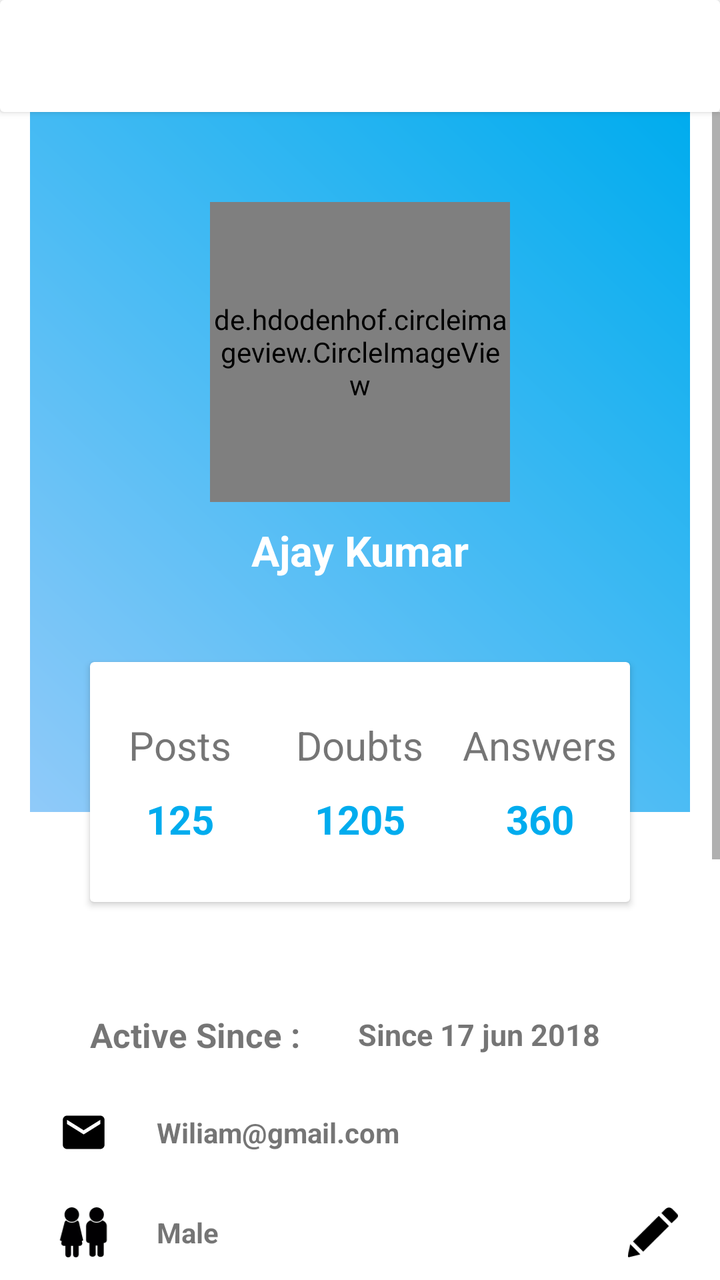
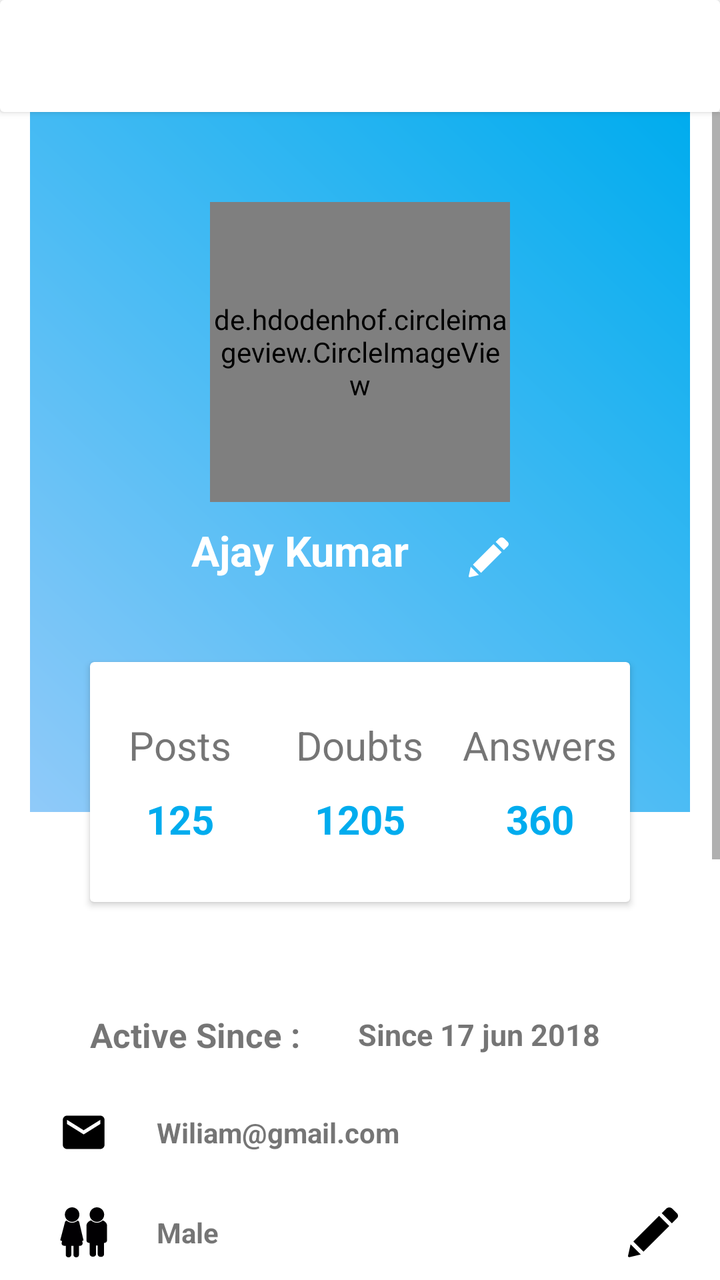

Two renders of the same Android screen: before a commit and after it. Below are the layout's source before the change and the commit's diff.
<!-- AndroidManifest.xml: application theme AppTheme -->
<!-- res/layout/activity_profile.xml -->
<?xml version="1.0" encoding="utf-8"?>
<LinearLayout xmlns:android="http://schemas.android.com/apk/res/android"
    xmlns:app="http://schemas.android.com/apk/res-auto"
    xmlns:tools="http://schemas.android.com/tools"
    android:layout_width="match_parent"
    android:layout_height="match_parent"
    android:background="@color/white"
    android:orientation="vertical"
    tools:context=".Profile">

    <include layout="@layout/toolbar_main" />

    <android.support.v4.widget.NestedScrollView
        android:layout_width="match_parent"
        android:layout_height="wrap_content"
        android:scrollbars="vertical">

        <LinearLayout
            android:layout_width="match_parent"
            android:layout_height="wrap_content"
            android:orientation="vertical">

            <LinearLayout
                android:layout_width="match_parent"
                android:layout_height="wrap_content"
                android:layout_marginBottom="15dp"
                android:orientation="vertical">

                <RelativeLayout
                    android:layout_width="match_parent"
                    android:layout_height="405dp"
                    android:paddingStart="15dp"
                    android:paddingEnd="15dp">

                    <LinearLayout
                        android:layout_width="match_parent"
                        android:layout_height="350dp"
                        android:background="@drawable/gradientbackground"
                        android:orientation="vertical">

                        <de.hdodenhof.circleimageview.CircleImageView
                            android:id="@+id/iv_profile_image"
                            android:layout_width="150dp"
                            android:layout_height="150dp"
                            android:layout_alignParentTop="true"
                            android:layout_centerHorizontal="true"
                            android:layout_gravity="center_horizontal"
                            android:layout_marginTop="45dp"
                            android:src="@drawable/ic_boy"
                            app:civ_border_color="@color/smalldarkgrey"
                            app:civ_border_width="0.5dp" />

                        <TextView
                            android:id="@+id/tv_name"
                            android:layout_width="wrap_content"
                            android:layout_height="wrap_content"
                            android:layout_gravity="center_horizontal"
                            android:layout_marginTop="10dp"
                            android:text="Ajay Kumar"
                            android:textColor="#fff"
                            android:textSize="21sp"
                            android:textStyle="bold" />
                    </LinearLayout>

                    <android.support.v7.widget.CardView
                        android:layout_width="match_parent"
                        android:layout_height="120dp"
                        android:layout_centerHorizontal="true"
                        android:layout_marginStart="30dp"
                        android:layout_marginTop="275dp"
                        android:layout_marginEnd="30dp"
                        android:background="@color/white">

                        <LinearLayout
                            android:layout_width="match_parent"
                            android:layout_height="match_parent"
                            android:orientation="horizontal"
                            android:weightSum="3">

                            <LinearLayout
                                android:layout_width="0dp"
                                android:layout_height="match_parent"
                                android:layout_weight="1"
                                android:gravity="center"
                                android:orientation="vertical">

                                <TextView
                                    android:layout_width="wrap_content"
                                    android:layout_height="wrap_content"
                                    android:text="Posts"
                                    android:textSize="20sp" />

                                <TextView
                                    android:id="@+id/tv_posts"
                                    android:layout_width="wrap_content"
                                    android:layout_height="wrap_content"
                                    android:paddingTop="10dp"
                                    android:text="125"
                                    android:textColor="@color/colorPrimary"
                                    android:textSize="20sp"
                                    android:textStyle="bold" />

                            </LinearLayout>

                            <LinearLayout
                                android:layout_width="0dp"
                                android:layout_height="match_parent"
                                android:layout_weight="1"
                                android:gravity="center"
                                android:orientation="vertical">

                                <TextView
                                    android:layout_width="wrap_content"
                                    android:layout_height="wrap_content"
                                    android:text="Doubts"
                                    android:textSize="20sp" />

                                <TextView
                                    android:id="@+id/tv_doubts"
                                    android:layout_width="wrap_content"
                                    android:layout_height="wrap_content"
                                    android:paddingTop="10dp"
                                    android:text="1205"
                                    android:textColor="@color/colorPrimary"
                                    android:textSize="20sp"
                                    android:textStyle="bold" />

                            </LinearLayout>

                            <LinearLayout
                                android:layout_width="0dp"
                                android:layout_height="match_parent"
                                android:layout_weight="1"
                                android:gravity="center"
                                android:orientation="vertical">

                                <TextView
                                    android:layout_width="wrap_content"
                                    android:layout_height="wrap_content"
                                    android:text="Answers"
                                    android:textSize="20sp" />

                                <TextView
                                    android:id="@+id/tv_answers"
                                    android:layout_width="wrap_content"
                                    android:layout_height="wrap_content"
                                    android:paddingTop="10dp"
                                    android:text="360"
                                    android:textColor="@color/colorPrimary"
                                    android:textSize="20sp"
                                    android:textStyle="bold" />

                            </LinearLayout>
                        </LinearLayout>

                    </android.support.v7.widget.CardView>
                </RelativeLayout>

                <LinearLayout
                    android:layout_width="360dp"
                    android:layout_height="wrap_content"
                    android:layout_gravity="center"
                    android:layout_marginTop="45dp"

                    android:orientation="vertical">

                    <LinearLayout
                        android:layout_width="match_parent"
                        android:layout_height="wrap_content"
                        android:orientation="horizontal"
                        android:paddingLeft="25dp">

                        <TextView
                            android:layout_width="0dp"
                            android:layout_height="wrap_content"
                            android:layout_weight="0.4"
                            android:paddingLeft="20dp"
                            android:text="Active Since : "
                            android:textSize="17sp"
                            android:textStyle="bold" />

                        <TextView
                            android:id="@+id/tv_active_since"
                            android:layout_width="0dp"
                            android:layout_height="wrap_content"
                            android:layout_gravity="center_vertical"
                            android:layout_weight="0.6"
                            android:paddingLeft="20dp"
                            android:text="Since 17 jun 2018"
                            android:textSize="15sp"
                            android:textStyle="bold" />
                    </LinearLayout>

                    <LinearLayout
                        android:layout_width="match_parent"
                        android:layout_height="wrap_content"
                        android:layout_marginTop="25dp"
                        android:orientation="horizontal"
                        android:paddingLeft="25dp">

                        <ImageView
                            android:layout_width="0dp"
                            android:layout_weight="0.1"
                            android:layout_height="25dp"
                            android:src="@drawable/ic_email_black_24dp" />

                        <TextView
                            android:id="@+id/tv_email"
                            android:layout_width="0dp"
                            android:layout_weight="0.9"
                            android:layout_height="wrap_content"
                            android:layout_gravity="center_vertical"
                            android:paddingLeft="20dp"
                            android:text="Wiliam@gmail.com"
                            android:textStyle="bold" />
                    </LinearLayout>

                    <LinearLayout
                        android:layout_width="match_parent"
                        android:layout_height="wrap_content"
                        android:layout_marginTop="25dp"
                        android:orientation="horizontal"
                        android:paddingLeft="25dp">

                        <ImageView
                            android:layout_width="0dp"
                            android:layout_weight="0.1"
                            android:layout_height="25dp"
                            android:src="@drawable/ic_002_male_and_female_avatars" />

                        <TextView
                            android:id="@+id/tv_gender"
                            android:layout_width="0dp"
                            android:layout_weight="0.7"
                            android:layout_height="wrap_content"
                            android:layout_gravity="center_vertical"
                            android:paddingLeft="20dp"
                            android:paddingEnd="20dp"
                            android:text="Male"
                            android:textStyle="bold" />
                        <ImageView
                            android:id="@+id/edit_gender"
                            android:layout_width="0dp"
                            android:layout_weight="0.2"
                            android:layout_height="25dp"
                            android:src="@drawable/ic_pencil_edit_button"/>
                    </LinearLayout>

                    <LinearLayout
                        android:layout_width="match_parent"
                        android:layout_height="wrap_content"
                        android:layout_marginTop="25dp"
                        android:orientation="horizontal"
                        android:paddingLeft="25dp">

                        <ImageView
                            android:layout_width="0dp"
                            android:layout_weight="0.1"
                            android:layout_height="25dp"
                            android:src="@drawable/ic_003_engineer" />

                        <TextView
                            android:id="@+id/tv_branch"
                            android:layout_width="0dp"
                            android:layout_weight="0.7"
                            android:layout_height="wrap_content"
                            android:layout_gravity="center_vertical"
                            android:paddingLeft="20dp"
                            android:paddingEnd="20dp"
                            android:text="Branch"
                            android:textStyle="bold" />
                        <ImageView
                            android:id="@+id/edit_branch"
                            android:layout_width="0dp"
                            android:layout_weight="0.2"
                            android:layout_height="25dp"
                            android:src="@drawable/ic_pencil_edit_button"/>
                    </LinearLayout>

                    <LinearLayout
                        android:layout_width="match_parent"
                        android:layout_height="wrap_content"
                        android:layout_marginTop="25dp"
                        android:orientation="horizontal"
                        android:paddingLeft="25dp">

                        <ImageView
                            android:layout_width="0dp"
                            android:layout_weight="0.1"
                            android:layout_height="25dp"
                            android:src="@drawable/ic_004_gears" />

                        <TextView
                            android:id="@+id/tv_semester"
                            android:layout_width="0dp"
                            android:layout_weight="0.7"
                            android:layout_height="wrap_content"
                            android:layout_gravity="center_vertical"
                            android:paddingLeft="20dp"
                            android:paddingEnd="20dp"
                            android:text="Semseter"
                            android:textStyle="bold" />

                        <ImageView
                            android:id="@+id/edit_semester"
                            android:layout_width="0dp"
                            android:layout_weight="0.2"
                            android:layout_height="25dp"
                            android:src="@drawable/ic_pencil_edit_button"/>
                    </LinearLayout>

                    <LinearLayout
                        android:layout_width="match_parent"
                        android:layout_height="wrap_content"
                        android:layout_marginTop="25dp"
                        android:orientation="horizontal"
                        android:paddingLeft="25dp">

                        <ImageView
                            android:layout_width="0dp"
                            android:layout_weight="0.1"
                            android:layout_height="25dp"
                            android:src="@drawable/ic_005_graduate_student_avatar" />

                        <TextView
                            android:id="@+id/tv_college"
                            android:layout_width="0dp"
                            android:layout_weight="0.7"
                            android:layout_height="wrap_content"
                            android:layout_gravity="center_vertical"
                            android:paddingLeft="20dp"
                            android:paddingEnd="20dp"
                            android:text="College"
                            android:textStyle="bold" />

                        <ImageView
                            android:id="@+id/edit_college"
                            android:layout_width="0dp"
                            android:layout_weight="0.2"
                            android:layout_height="25dp"
                            android:src="@drawable/ic_pencil_edit_button"/>
                    </LinearLayout>

                    <LinearLayout
                        android:layout_width="match_parent"
                        android:layout_height="wrap_content"
                        android:layout_marginTop="25dp"
                        android:orientation="horizontal"
                        android:paddingLeft="25dp">

                        <ImageView
                            android:layout_width="0dp"
                            android:layout_weight="0.1"
                            android:layout_height="25dp"
                            android:src="@drawable/ic_006_college_graduation" />

                        <TextView
                            android:id="@+id/tv_university"
                            android:layout_width="0dp"
                            android:layout_weight="0.7"
                            android:layout_height="wrap_content"
                            android:layout_gravity="center_vertical"
                            android:paddingLeft="20dp"
                            android:paddingEnd="20dp"
                            android:text="University"
                            android:textStyle="bold" />
                        <ImageView
                            android:id="@+id/edit_university"
                            android:layout_width="0dp"
                            android:layout_weight="0.2"
                            android:layout_height="25dp"
                            android:src="@drawable/ic_pencil_edit_button"/>
                    </LinearLayout>
                </LinearLayout>
            </LinearLayout>

            <LinearLayout
                android:layout_width="match_parent"
                android:layout_height="wrap_content"
                android:orientation="vertical">
                <View
                    android:layout_width="match_parent"
                    android:layout_height="0.8dp"
                    android:background="@color/lightgrey1" />
                <TextView
                    android:id="@+id/tv_my_posts"
                    android:layout_marginTop="5dp"
                    android:paddingStart="10dp"
                    android:layout_marginBottom="5dp"
                    android:layout_width="match_parent"
                    android:layout_height="wrap_content"
                    android:text="My Posts"
                    android:textSize="20sp"
                    android:textColor="@color/colorPrimary"
                    android:textStyle="bold"/>
                <View
                    android:layout_width="match_parent"
                    android:layout_height="0.8dp"
                    android:background="@color/lightgrey1" />
                <android.support.v7.widget.RecyclerView
                    android:background="@color/smalldarkgrey"
                    android:id="@+id/recyclerView_profile"
                    android:layout_width="match_parent"
                    android:layout_height="wrap_content" />
                <ProgressBar
                    android:id="@+id/progress_bar_profile"
                    android:layout_width="match_parent"
                    android:layout_height="wrap_content" />
                <View
                    android:layout_width="match_parent"
                    android:layout_height="0.8dp"
                    android:background="@color/lightgrey1" />
                <TextView
                    android:id="@+id/tv_my_posts_doubts"
                    android:layout_marginTop="5dp"
                    android:paddingStart="10dp"
                    android:layout_marginBottom="5dp"
                    android:layout_width="match_parent"
                    android:layout_height="wrap_content"
                    android:text="My Doubts"
                    android:textSize="20sp"
                    android:textColor="@color/colorPrimary"
                    android:textStyle="bold"/>
                <View
                    android:layout_width="match_parent"
                    android:layout_height="0.8dp"
                    android:background="@color/lightgrey1" />
                <android.support.v7.widget.RecyclerView
                    android:background="@color/smalldarkgrey"
                    android:id="@+id/recyclerView_profile_doubts"
                    android:layout_width="match_parent"
                    android:layout_height="wrap_content" />
            </LinearLayout>
        </LinearLayout>
    </android.support.v4.widget.NestedScrollView>
</LinearLayout>
<!-- res/layout/toolbar_main.xml (included above) -->
<android.support.v7.widget.CardView android:layout_width="match_parent"
    android:layout_height="?attr/actionBarSize"
    android:elevation="10dp"
    xmlns:android="http://schemas.android.com/apk/res/android">

    <android.support.v7.widget.Toolbar
        android:id="@+id/toolbar_main"
        android:layout_width="match_parent"
        android:layout_height="match_parent" />
</android.support.v7.widget.CardView>
<!-- resources referenced by this layout -->
<resources>
  <color name="colorPrimary">#00acee</color>
  <color name="lightgrey1">#e0e0e0</color>
  <color name="smalldarkgrey">#d0d0d0</color>
  <color name="white">#ffffff</color>
  <!-- drawable gradientbackground (drawable) -->
  <?xml version="1.0" encoding="utf-8"?>
  <shape xmlns:android="http://schemas.android.com/apk/res/android">
      <gradient android:angle="45"
          android:startColor="@color/lightenblue"
          android:endColor="@color/colorPrimary"
          />
  
  </shape>
  <!-- drawable ic_email_black_24dp (drawable) -->
  <vector xmlns:android="http://schemas.android.com/apk/res/android"
          android:width="24dp"
          android:height="24dp"
          android:viewportWidth="24.0"
          android:viewportHeight="24.0">
      <path
          android:fillColor="#FF000000"
          android:pathData="M20,4L4,4c-1.1,0 -1.99,0.9 -1.99,2L2,18c0,1.1 0.9,2 2,2h16c1.1,0 2,-0.9 2,-2L22,6c0,-1.1 -0.9,-2 -2,-2zM20,8l-8,5 -8,-5L4,6l8,5 8,-5v2z"/>
  </vector>
  <!-- drawable ic_pencil_edit_button (drawable) -->
  <vector android:height="24dp" android:viewportHeight="528.899"
      android:viewportWidth="528.899" android:width="24dp" xmlns:android="http://schemas.android.com/apk/res/android">
      <path android:fillColor="#FF000000" android:pathData="M328.883,89.125l107.59,107.589l-272.34,272.34L56.604,361.465L328.883,89.125zM518.113,63.177l-47.981,-47.981c-18.543,-18.543 -48.653,-18.543 -67.259,0l-45.961,45.961l107.59,107.59l53.611,-53.611C532.495,100.753 532.495,77.559 518.113,63.177zM0.3,512.69c-1.958,8.812 5.998,16.708 14.811,14.565l119.891,-29.069L27.473,390.597L0.3,512.69z"/>
  </vector>
  <style name="AppTheme" parent="Theme.AppCompat.Light.NoActionBar">
          
          <item name="colorPrimary">@color/colorPrimary</item>
          <item name="colorPrimaryDark">@color/colorPrimaryDark</item>
          <item name="colorAccent">@color/colorAccent</item>
      </style>
  <color name="lightenblue">#90caf9</color>
  <color name="colorPrimaryDark">#00acee</color>
  <color name="colorAccent">#D81B60</color>
  <!-- unchanged entries left out for length: 6 -->
</resources>

<!-- the commit's change to res/layout/activity_profile.xml (unified diff, before → after) -->
@@ -37,7 +37,6 @@
                         android:layout_height="350dp"
                         android:background="@drawable/gradientbackground"
                         android:orientation="vertical">
-
                         <de.hdodenhof.circleimageview.CircleImageView
                             android:id="@+id/iv_profile_image"
                             android:layout_width="150dp"
@@ -49,17 +48,31 @@
                             android:src="@drawable/ic_boy"
                             app:civ_border_color="@color/smalldarkgrey"
                             app:civ_border_width="0.5dp" />
-
+                        <LinearLayout
+                            android:layout_width="wrap_content"
+                            android:layout_height="wrap_content"
+                            android:layout_marginTop="10dp"
+                            android:layout_gravity="center_horizontal"
+                            android:orientation="horizontal">
                         <TextView
                             android:id="@+id/tv_name"
                             android:layout_width="wrap_content"
                             android:layout_height="wrap_content"
-                            android:layout_gravity="center_horizontal"
-                            android:layout_marginTop="10dp"
                             android:text="Ajay Kumar"
                             android:textColor="#fff"
                             android:textSize="21sp"
-                            android:textStyle="bold" />
+                            android:layout_marginRight="20dp"
+                            android:textStyle="bold" />
+                            <ImageView
+                                android:id="@+id/edit_name"
+                                android:layout_width="40dp"
+                                android:layout_height="40dp"
+                                android:paddingStart="10dp"
+                                android:paddingEnd="10dp"
+                                android:paddingTop="5dp"
+                                android:paddingBottom="10dp"
+                                android:src="@drawable/ic_pencil_edit_button_color_white"/>
+                        </LinearLayout>
                     </LinearLayout>
 
                     <android.support.v7.widget.CardView
<!-- resource entries referenced after the edit -->
@@ -28,6 +28,11 @@
       android:viewportWidth="528.899" android:width="24dp" xmlns:android="http://schemas.android.com/apk/res/android">
       <path android:fillColor="#FF000000" android:pathData="M328.883,89.125l107.59,107.589l-272.34,272.34L56.604,361.465L328.883,89.125zM518.113,63.177l-47.981,-47.981c-18.543,-18.543 -48.653,-18.543 -67.259,0l-45.961,45.961l107.59,107.59l53.611,-53.611C532.495,100.753 532.495,77.559 518.113,63.177zM0.3,512.69c-1.958,8.812 5.998,16.708 14.811,14.565l119.891,-29.069L27.473,390.597L0.3,512.69z"/>
   </vector>
+  <!-- drawable ic_pencil_edit_button_color_white (drawable) -->
+  <vector android:height="24dp" android:viewportHeight="528.899"
+      android:viewportWidth="528.899" android:width="24dp" xmlns:android="http://schemas.android.com/apk/res/android">
+      <path android:fillColor="@color/white" android:pathData="M328.883,89.125l107.59,107.589l-272.34,272.34L56.604,361.465L328.883,89.125zM518.113,63.177l-47.981,-47.981c-18.543,-18.543 -48.653,-18.543 -67.259,0l-45.961,45.961l107.59,107.59l53.611,-53.611C532.495,100.753 532.495,77.559 518.113,63.177zM0.3,512.69c-1.958,8.812 5.998,16.708 14.811,14.565l119.891,-29.069L27.473,390.597L0.3,512.69z"/>
+  </vector>
   <style name="AppTheme" parent="Theme.AppCompat.Light.NoActionBar">
           
           <item name="colorPrimary">@color/colorPrimary</item>
